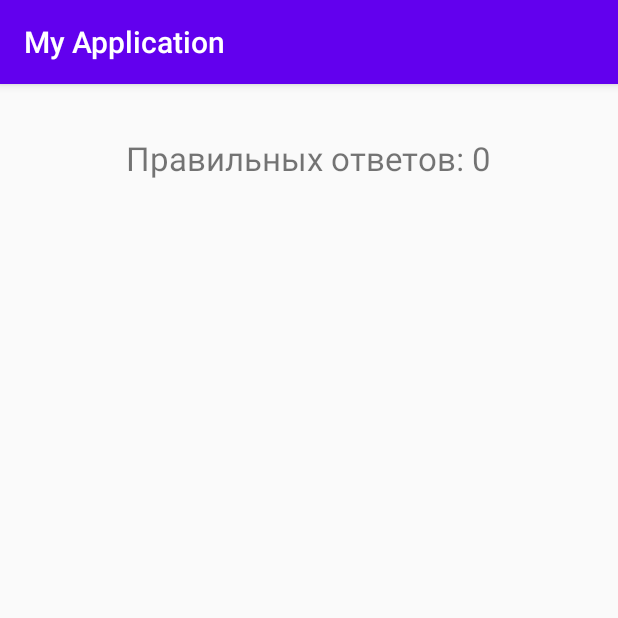
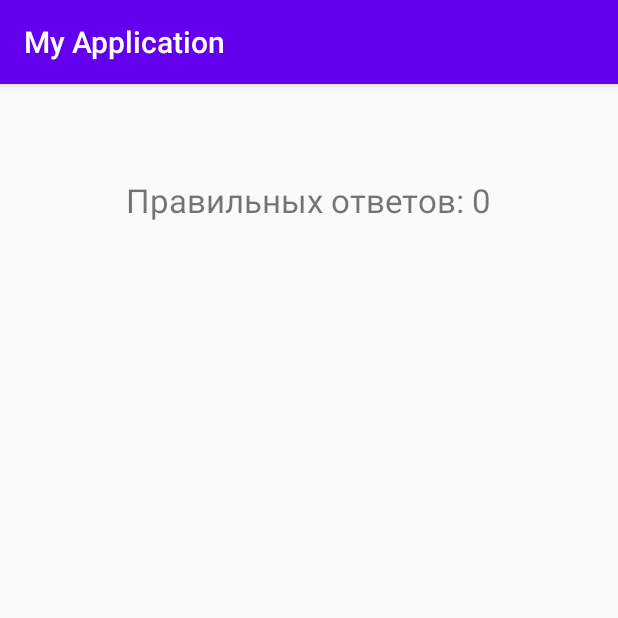
Before and after one commit to MarinaVladimirovnaPopova/edu_0988_quiz, an Android app: the ResultActivity screen opened directly, with no data from a screen before it, on a phone screen of 412 x 824 dp, the top half of it. Run offline under Robolectric (Android 15) with nearby library versions, the phone set to English and light mode, and no system bars; 1 statement that could not run was skipped.

Commit message:
завершение разработки первого приложения

```diff
--- a/app/src/main/java/com/example/myapplication/MainActivity.java
+++ b/app/src/main/java/com/example/myapplication/MainActivity.java
@@ -59,7 +59,7 @@ public class MainActivity extends AppCompatActivity {
             @Override
             public void onClick(View view){
                 checkAnswer(true);
-                result = questions[questionIndex] + "Ваш ответ: да";//  записываем вопрос и ответ на него в строковую переменную
+                result = questions[questionIndex] + " Ваш ответ: да";//  записываем вопрос и ответ на него в строковую переменную
                 showResults[questionIndex] = result; // добавляем в массив очередное значение  result
             }
         });
@@ -67,7 +67,7 @@ public class MainActivity extends AppCompatActivity {
             @Override
             public void onClick(View view) {
                 checkAnswer(false);
-                result = questions[questionIndex] + "Ваш ответ: нет";//  записываем вопрос и ответ на него в строковую переменную
+                result = questions[questionIndex] + " Ваш ответ: нет";//  записываем вопрос и ответ на него в строковую переменную
                 showResults[questionIndex] = result; //добавляем в массив очередное значение  result
 
             }
--- a/app/src/main/java/com/example/myapplication/ResultActivity.java
+++ b/app/src/main/java/com/example/myapplication/ResultActivity.java
@@ -19,8 +19,8 @@ public class ResultActivity extends AppCompatActivity {
         trueAnswersTextView = findViewById(R.id.trueAnswersTextView);//находим виджет на активности для отображения количества правильных ответов
         trueAnswersTextView.setText("Правильных ответов: "+Integer.toString(trueAnswers));//показываем, сколько правильных ответов на вопросы
         showResultsTextView = findViewById(R.id.showResultsTextView); //находим виджет  для отображения вопросов и ответов юзерана активности
-        for (int i = 0; i < 4; i++) {
-            showResultsTextView.append((i + 1) + " " + (showResults[i]) + "\n");
+        for (int i = 0; i < 5; i++) {
+            showResultsTextView.append((i +1) + " " + (showResults[i]) + "\n");
         }
     }
 }
--- a/app/src/main/res/layout/activity_result.xml
+++ b/app/src/main/res/layout/activity_result.xml
@@ -17,18 +17,17 @@
         app:layout_constraintHorizontal_bias="0.498"
         app:layout_constraintStart_toStartOf="parent"
         app:layout_constraintTop_toTopOf="parent"
-        app:layout_constraintVertical_bias="0.147" />
+        app:layout_constraintVertical_bias="0.334" />
 
     <TextView
         android:id="@+id/showResultsTextView"
-        android:layout_width="wrap_content"
-        android:layout_height="wrap_content"
+        android:layout_width="285dp"
+        android:layout_height="465dp"
         android:textSize="22sp"
         app:layout_constraintBottom_toBottomOf="parent"
         app:layout_constraintEnd_toEndOf="parent"
-        app:layout_constraintHorizontal_bias="0.498"
         app:layout_constraintStart_toStartOf="parent"
         app:layout_constraintTop_toTopOf="parent"
-        app:layout_constraintVertical_bias="0.362" />
+        app:layout_constraintVertical_bias="0.718" />
 
 </android.support.constraint.ConstraintLayout>
```
